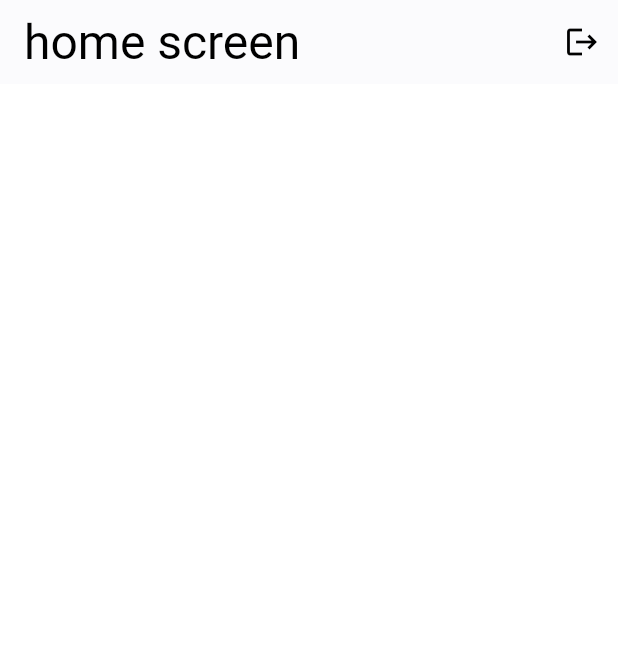
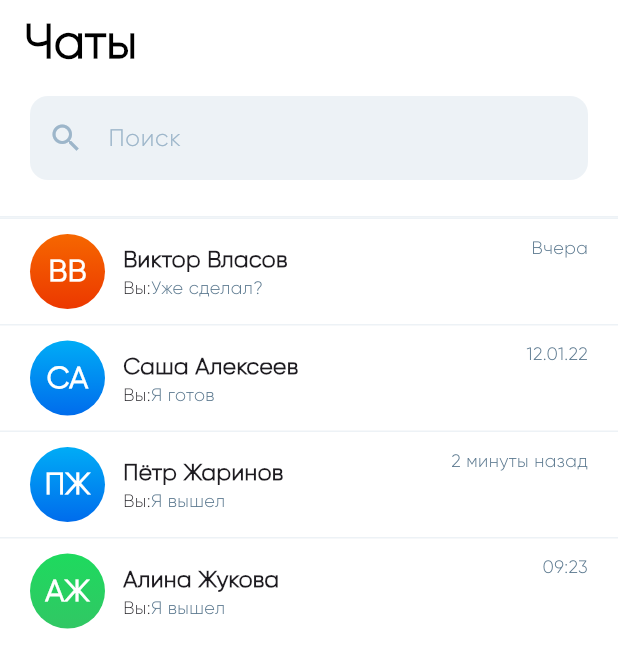
Before and after one commit to mr-oroz/chat-flutter-app, a Flutter app: the screen it shows once a user with an empty profile is signed in, on a phone screen of 412 x 824 dp. Shown: the top 668 px of the screen. Run offline on Flutter 3.47's test engine with Material 3 defaults, Android fonts, the phone set to English and light mode, and no system bars; our stand-ins replace firebase_auth, firebase_core; accounts and stored records are empty.

Commit message:
I have completed the layout for the main page and half of the chat page

```diff
--- /dev/null
+++ b/lib/presentation/core/data.dart
@@ -0,0 +1,28 @@
+import 'package:chat_flutter_app/presentation/models/chat_item_model.dart';
+
+List<ChatItemModel> chatList = [
+  ChatItemModel(
+    name: 'Виктор Власов',
+    login: 'BB',
+    message: 'Уже сделал?',
+    status: 'Вчера',
+  ),
+  ChatItemModel(
+    name: 'Саша Алексеев',
+    login: 'СА',
+    message: 'Я готов',
+    status: '12.01.22',
+  ),
+  ChatItemModel(
+    name: 'Пётр Жаринов',
+    login: 'ПЖ',
+    message: 'Я вышел',
+    status: '2 минуты назад',
+  ),
+  ChatItemModel(
+    name: 'Алина Жукова',
+    login: 'АЖ',
+    message: 'Я вышел',
+    status: '09:23',
+  ),
+];
--- a/lib/presentation/screens/home_screen/home_screen.dart
+++ b/lib/presentation/screens/home_screen/home_screen.dart
@@ -1,4 +1,12 @@
+import 'dart:math';
+
+import 'package:chat_flutter_app/presentation/core/data.dart';
+import 'package:chat_flutter_app/presentation/screens/detail_chat_screen/detail_chat_screen.dart';
 import 'package:chat_flutter_app/presentation/services/auth/auth_service.dart';
+import 'package:chat_flutter_app/presentation/theme/app_color.dart';
+import 'package:chat_flutter_app/presentation/theme/app_fonts.dart';
+import 'package:chat_flutter_app/presentation/widgets/chat_item_widget/chat_item_widget.dart';
+import 'package:chat_flutter_app/presentation/widgets/search_widget/search_widget.dart';
 import 'package:flutter/material.dart';
 import 'package:provider/provider.dart';
 
@@ -10,23 +18,107 @@ class HomeScreen extends StatefulWidget {
 }
 
 class _HomeScreenState extends State<HomeScreen> {
+  final Random random = Random();
+  final TextEditingController searchController = TextEditingController();
   void logout() async {
     final authService = Provider.of<AuthService>(context, listen: false);
     authService.logout();
+  }
+
+  final List<Gradient> gradients = [
+    AppColors.greenGradient,
+    AppColors.redGradient,
+    AppColors.blueGradient,
+  ];
+
+  Gradient getRandomGradient() {
+    return gradients[random.nextInt(gradients.length)];
   }
 
   @override
   Widget build(BuildContext context) {
     return Scaffold(
       appBar: AppBar(
-        title: const Text('home screen'),
-        actions: [
-          IconButton(
-            onPressed: logout,
-            icon: const Icon(Icons.logout),
-          ),
-        ],
+        elevation: 0,
+        title: const Text(
+          'Чаты',
+          style: AppFonts.w600f32,
+        ),
+      ),
+      body: SafeArea(
+        child: Column(
+          crossAxisAlignment: CrossAxisAlignment.start,
+          children: [
+            SearchWidget(controller: searchController),
+            Container(
+              height: 1,
+              width: double.infinity,
+              decoration: const BoxDecoration(
+                color: AppColors.bgColorGrey,
+              ),
+            ),
+            ListView(
+              shrinkWrap: true,
+              physics: const BouncingScrollPhysics(),
+              children: List.generate(4, (index) {
+                return ChatItemWidget(
+                  login: chatList[index].login,
+                  name: chatList[index].name,
+                  message: chatList[index].message,
+                  status: chatList[index].status,
+                  onTap: () {
+                    Navigator.push(
+                      context,
+                      MaterialPageRoute(
+                        builder: (context) => DetailChatScreen(
+                            name: chatList[index].name,
+                            active: '',
+                            gradient: getRandomGradient(),
+                            login: chatList[index].login),
+                      ),
+                    );
+                  },
+                  gradient: getRandomGradient(),
+                );
+              }),
+            )
+          ],
+        ),
       ),
     );
   }
 }
+
+
+//ChatItemWidget(
+//                  gradient: AppColors.greenGradient,
+//                  login: 'BB',
+//                  message: 'Уже сделал?',
+//                  name: 'Виктор Власов',
+//                  status: 'Вчера',
+//                  onTap: () {},
+//                ),
+//                ChatItemWidget(
+//                  gradient: AppColors.redGradient,
+//                  login: 'СА',
+//                  message: 'Я готов',
+//                  name: 'Саша Алексеев',
+//                  status: '12.01.22',
+//                  onTap: () {},
+//                ),
+//                ChatItemWidget(
+//                  gradient: AppColors.blueGradient,
+//                  login: 'ПЖ',
+//                  message: 'Я вышел',
+//                  name: 'Пётр Жаринов',
+//                  status: '2 минуты назад',
+//                  onTap: () {},
+//                ),
+//                ChatItemWidget(
+//                  gradient: AppColors.redGradient,
+//                  login: 'АЖ',
+//                  message: 'Я вышел',
+//                  name: 'Алина Жукова',
+//                  status: '09:23',
+//                  onTap: () {},
+//                )
--- /dev/null
+++ b/lib/presentation/theme/app_color.dart
@@ -0,0 +1,24 @@
+import 'package:flutter/material.dart';
+
+abstract class AppColors {
+  static const Color green = Color(0xFF3BEC78);
+  static const Color grey = Color(0xFFEDF2F6);
+  static const Color textGrey1 = Color(0xFF5D7A90);
+  static const Color textGrey2 = Color(0xFF9DB6CA);
+  static const Color bgColorGrey = Color(0xFFEDF2F6);
+  static const LinearGradient redGradient = LinearGradient(
+    begin: Alignment(0.00, -1.00),
+    end: Alignment(0, 1),
+    colors: [Color(0xFFF66700), Color(0xFFEC3800)],
+  );
+  static const LinearGradient blueGradient = LinearGradient(
+    begin: Alignment(0.00, -1.00),
+    end: Alignment(0, 1),
+    colors: [Color(0xFF00ACF6), Color(0xFF006CEC)],
+  );
+  static const LinearGradient greenGradient = LinearGradient(
+    begin: Alignment(0.00, -1.00),
+    end: Alignment(0, 1),
+    colors: [Color(0xFF1EDA5E), Color(0xFF31C764)],
+  );
+}
--- /dev/null
+++ b/lib/presentation/theme/app_fonts.dart
@@ -0,0 +1,45 @@
+import 'package:flutter/material.dart';
+
+abstract class AppFonts {
+  static const TextStyle w600f32 = TextStyle(
+    fontSize: 32,
+    fontWeight: FontWeight.w600,
+    fontFamily: 'Gilroy',
+  );
+  static const TextStyle w700f20 = TextStyle(
+    fontSize: 20,
+    fontWeight: FontWeight.w700,
+    fontFamily: 'Gilroy',
+  );
+
+  static const TextStyle w500f16 = TextStyle(
+    fontSize: 16,
+    fontWeight: FontWeight.w500,
+    fontFamily: 'Gilroy',
+  );
+  static const TextStyle w600f15 = TextStyle(
+    fontSize: 15,
+    fontWeight: FontWeight.w600,
+    fontFamily: 'Gilroy',
+  );
+  static const TextStyle w500f15 = TextStyle(
+    fontSize: 15,
+    fontWeight: FontWeight.w500,
+    fontFamily: 'Gilroy',
+  );
+  static const TextStyle w500f14 = TextStyle(
+    fontSize: 14,
+    fontWeight: FontWeight.w500,
+    fontFamily: 'Gilroy',
+  );
+  static const TextStyle w600f13 = TextStyle(
+    fontSize: 13,
+    fontWeight: FontWeight.w600,
+    fontFamily: 'Gilroy',
+  );
+  static const TextStyle w500f12 = TextStyle(
+    fontSize: 12,
+    fontWeight: FontWeight.w500,
+    fontFamily: 'Gilroy',
+  );
+}
--- /dev/null
+++ b/lib/presentation/widgets/chat_item_widget/chat_item_widget.dart
@@ -0,0 +1,88 @@
+import 'package:chat_flutter_app/presentation/theme/app_color.dart';
+import 'package:chat_flutter_app/presentation/theme/app_fonts.dart';
+import 'package:chat_flutter_app/presentation/widgets/my_circle_avatar/my_cirle_avatar.dart';
+import 'package:flutter/material.dart';
+
+class ChatItemWidget extends StatelessWidget {
+  const ChatItemWidget({
+    super.key,
+    required this.login,
+    required this.name,
+    required this.message,
+    required this.status,
+    required this.onTap, required this.gradient,
+  });
+
+  final String login;
+  final String name;
+  final String message;
+  final String status;
+  final Function() onTap;
+  final Gradient gradient;
+
+
+  @override
+  Widget build(BuildContext context) {
+    return GestureDetector(
+      onTap: onTap,
+      child: Container(
+        padding: const EdgeInsets.symmetric(
+          vertical: 10,
+          horizontal: 20,
+        ),
+        decoration: const BoxDecoration(
+          border: Border(
+            top: BorderSide(
+              width: 1,
+              color: AppColors.bgColorGrey,
+            ),
+          ),
+        ),
+        child: Row(
+          mainAxisAlignment: MainAxisAlignment.spaceBetween,
+          crossAxisAlignment: CrossAxisAlignment.start,
+          children: [
+            Row(
+              children: [
+                MyCircleAvatar(
+                  gradient: gradient,
+                  name: login,
+                ),
+                const SizedBox(width: 12),
+                Column(
+                  crossAxisAlignment: CrossAxisAlignment.start,
+                  children: [
+                    Text(
+                      name,
+                      style: AppFonts.w600f15,
+                    ),
+                    Row(
+                      children: [
+                        const Text(
+                          'Вы:',
+                          style: AppFonts.w500f12,
+                        ),
+                        Text(
+                          message,
+                          style: AppFonts.w500f12.copyWith(
+                            color: AppColors.textGrey1,
+                          ),
+                        )
+                      ],
+                    )
+                  ],
+                )
+              ],
+            ),
+            Text(
+              status,
+              style: AppFonts.w500f12.copyWith(
+                color: AppColors.textGrey1,
+              ),
+            )
+          ],
+        ),
+      ),
+    );
+  }
+}
--- /dev/null
+++ b/lib/presentation/widgets/my_circle_avatar/my_cirle_avatar.dart
@@ -0,0 +1,32 @@
+
+import 'package:chat_flutter_app/presentation/theme/app_fonts.dart';
+import 'package:flutter/material.dart';
+
+class MyCircleAvatar extends StatelessWidget {
+  const MyCircleAvatar({
+    super.key,
+    required this.gradient,
+    required this.name,
+  });
+
+  final Gradient gradient;
+  final String name;
+
+  @override
+  Widget build(BuildContext context) {
+    return Container(
+      width: 50,
+      height: 50,
+      decoration: BoxDecoration(
+          borderRadius: BorderRadius.circular(25), gradient: gradient),
+      child: Center(
+        child: Text(
+          name.toString(),
+          style: AppFonts.w700f20.copyWith(
+            color: Colors.white,
+          ),
+        ),
+      ),
+    );
+  }
+}
--- /dev/null
+++ b/lib/presentation/widgets/search_widget/search_widget.dart
@@ -0,0 +1,45 @@
+import 'package:chat_flutter_app/presentation/theme/app_color.dart';
+import 'package:chat_flutter_app/presentation/theme/app_fonts.dart';
+import 'package:flutter/material.dart';
+
+class SearchWidget extends StatelessWidget {
+  const SearchWidget({
+    super.key, required this.controller,
+  });
+
+  final TextEditingController controller;
+
+  @override
+  Widget build(BuildContext context) {
+    return Padding(
+      padding: const EdgeInsets.only(
+        left: 20,
+        right: 20,
+        top: 8,
+        bottom: 24,
+      ),
+      child: TextField(
+        controller: controller,
+        decoration: InputDecoration(
+            prefixIcon: const Icon(
+              Icons.search,
+              color: AppColors.textGrey2,
+            ),
+            hintStyle: AppFonts.w500f16.copyWith(
+              color: AppColors.textGrey2,
+            ),
+            hintText: 'Поиск',
+            enabledBorder: OutlineInputBorder(
+              borderSide: BorderSide.none,
+              borderRadius: BorderRadius.circular(12),
+            ),
+            focusedBorder: OutlineInputBorder(
+              borderSide: BorderSide.none,
+              borderRadius: BorderRadius.circular(12),
+            ),
+            fillColor: AppColors.bgColorGrey,
+            filled: true),
+      ),
+    );
+  }
+}
```
Also changed, not shown: lib/presentation/models/chat_item_model.dart (added, +13 -0 lines), lib/presentation/screens/detail_chat_screen/detail_chat_screen.dart (added, +59 -0 lines), lib/presentation/widgets/bottom_input_widget/bottom_input_widget.dart (added, +55 -0 lines), pubspec.yaml (+4 -12 lines), assets/fonts/Gilroy-Light.otf (added).
